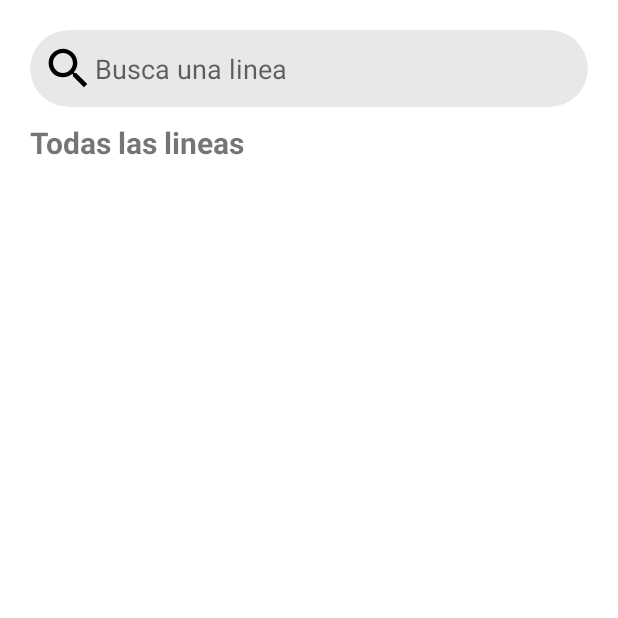
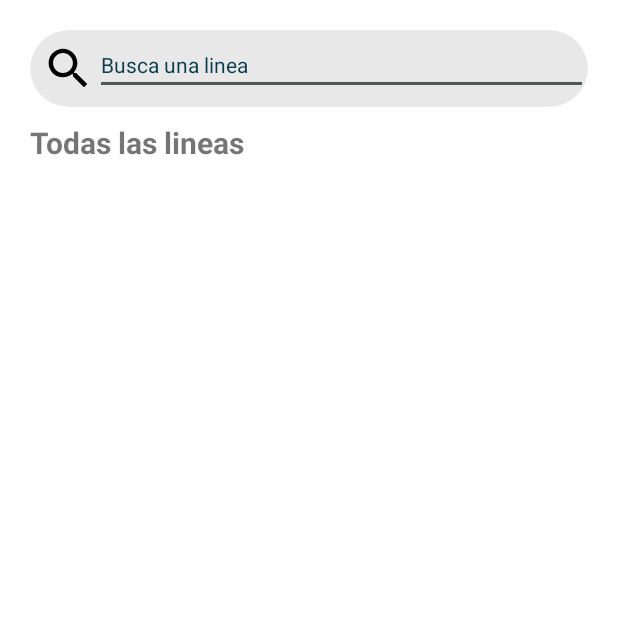
Before and after one commit to alfredoT7/RutaXpress-FE, an Android app: the LineasFilterActivity screen opened directly, with no data from a screen before it, on a phone screen of 412 x 824 dp, the top half of it. Run offline under Robolectric (Android 15) with nearby library versions, the phone set to English and light mode, and no system bars; our stand-ins replace Firebase (no records; nobody signed in at launch, a user with empty details on screens opened directly).

Commit message:
Style: Night mode lineas trufi section

```diff
--- a/app/src/main/java/com/softcraft/rutaxpressapp/InitialMapActivity.kt
+++ b/app/src/main/java/com/softcraft/rutaxpressapp/InitialMapActivity.kt
@@ -223,7 +223,7 @@ class InitialMapActivity : AppCompatActivity(), OnMapReadyCallback,
                 }
             }
         } else {
-            Toast.makeText(this, "una de las coordenadas falta", Toast.LENGTH_SHORT).show()
+            Toast.makeText(this, "Por favor, complete ambos puntos para trazar la ruta", Toast.LENGTH_SHORT).show()
         }
     }
 
--- a/app/src/main/res/layout/activity_favorite_routes.xml
+++ b/app/src/main/res/layout/activity_favorite_routes.xml
@@ -56,6 +56,8 @@
         android:id="@+id/rvLineas"
         android:layout_width="match_parent"
         android:layout_height="wrap_content"
-        android:layout_marginTop="8dp"/>
+        android:layout_marginTop="8dp"
+        style="@style/linear"
+        />
 
 </LinearLayout>
--- a/app/src/main/res/layout/activity_lineas_filter.xml
+++ b/app/src/main/res/layout/activity_lineas_filter.xml
@@ -34,13 +34,12 @@
                 android:id="@+id/etSearchId"
                 android:layout_width="match_parent"
                 android:layout_height="match_parent"
-                android:background="@android:color/transparent"
+                style="@style/hintColor"
                 android:hint="@string/search_btn_text_filter_routes"
                 android:maxLines="1"
                 android:singleLine="true"
                 android:imeOptions="actionSearch"
-                >
-
+                android:textSize="14dp">
             </EditText>
         </LinearLayout>
     </androidx.cardview.widget.CardView>
--- a/app/src/main/res/layout/item_lineas_card.xml
+++ b/app/src/main/res/layout/item_lineas_card.xml
@@ -16,7 +16,7 @@
         android:orientation="horizontal"
         android:paddingVertical="8dp"
         android:paddingHorizontal="20dp"
-
+        style="@style/linear"
         >
 
         <TextView
--- a/app/src/main/res/values-night/themes.xml
+++ b/app/src/main/res/values-night/themes.xml
@@ -29,4 +29,8 @@
         <item name="cardBackgroundColor">@color/teal_200</item>
         <item name="android:textColorPrimary">@color/black</item>
     </style>
+    <style name="linear">
+        <item name="android:background">@color/teal_200</item>
+        <item name="android:textColor">@color/cv_bg_color</item>
+    </style>
 </resources>
--- a/app/src/main/res/values/themes.xml
+++ b/app/src/main/res/values/themes.xml
@@ -31,4 +31,8 @@
         <item name="cardBackgroundColor">@color/cv_bg_color</item>
         <item name="android:textColorPrimary">@color/black</item>
     </style>
+    <style name="linear">
+        <item name="android:background">@color/cv_bg_color</item>
+        <item name="android:textColor">@color/black</item>
+    </style>
 </resources>
```
